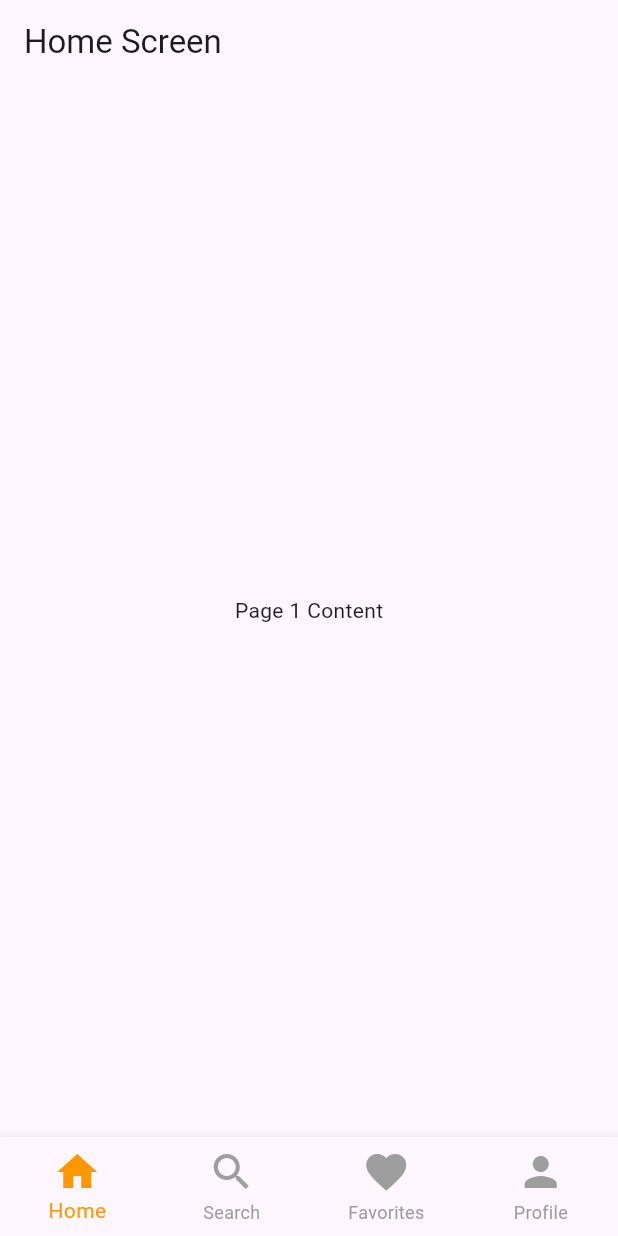
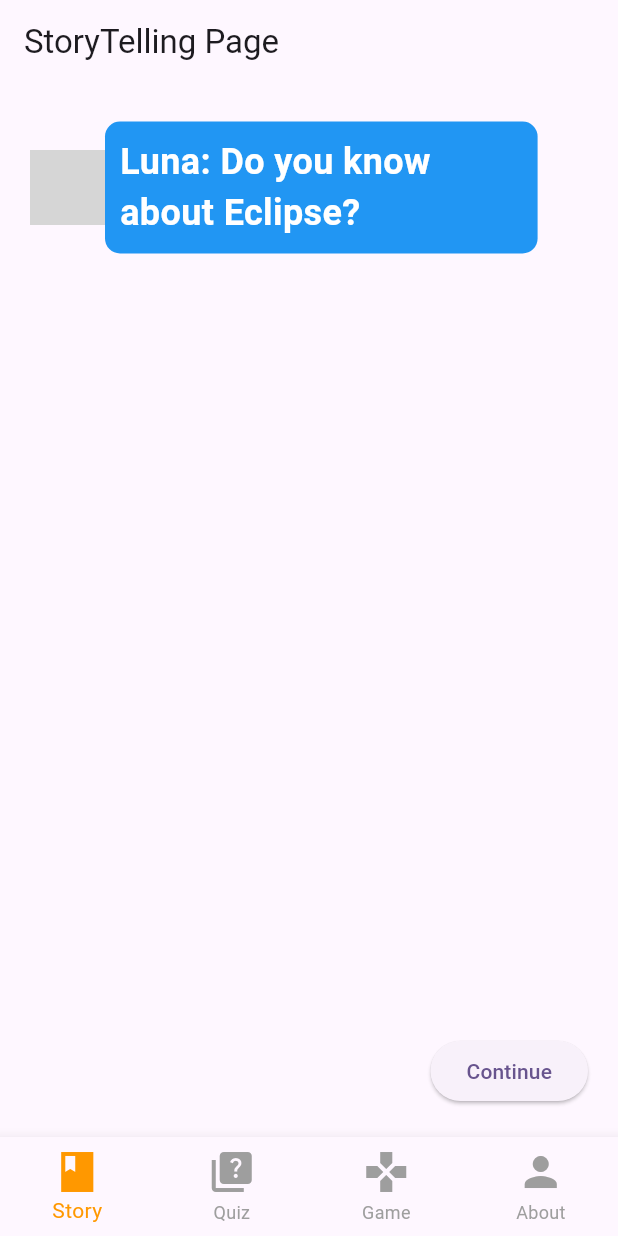
Before and after one commit to sun01822/Eclipse, a Flutter app: the HomeScreen screen opened directly with empty values, on a phone screen of 412 x 824 dp. Run offline on Flutter 3.47's test engine with Material 2 defaults, Android fonts, the phone set to English and light mode, and no system bars; our stand-ins replace animated_text_kit, carousel_slider, dots_indicator, flutter_spinkit, lottie; grey boxes are pictures that could not be loaded.

Commit message:
Story Telling added successfully

```diff
--- a/lib/screens/character_selection_screen.dart
+++ b/lib/screens/character_selection_screen.dart
@@ -116,8 +116,9 @@ class _CharacterSelectionScreenState extends State<CharacterSelectionScreen> {
                   Navigator.pushReplacement(
                     context,
                     MaterialPageRoute(
-                      builder: (context) =>
-                          HomeScreen(selectedImage: selectedImage),
+                      builder: (context) => HomeScreen(
+                          selectedImage: selectedImage,
+                          userName: widget.userName), // Pass userName here
                     ),
                   );
                 }
--- a/lib/screens/home_screen.dart
+++ b/lib/screens/home_screen.dart
@@ -1,9 +1,27 @@
+import 'package:eclipse/screens/pages/about_us.dart';
+import 'package:eclipse/screens/pages/game.dart';
+import 'package:eclipse/screens/pages/quiz_game.dart';
+import 'package:eclipse/screens/pages/story_telling.dart';
 import 'package:flutter/material.dart';
 
 class HomeScreen extends StatefulWidget {
+  final String userName;
   final String selectedImage;
 
-  const HomeScreen({Key? key, required this.selectedImage}) : super(key: key);
+  // Add static variables to access the name and selected image
+  static String homeScreenName = "";
+  static String homeScreenSelectedImage = "";
+
+  // Modify the constructor to initialize userName and selectedImage
+  HomeScreen({
+    Key? key,
+    required this.selectedImage,
+    required this.userName,
+  }) : super(key: key) {
+    // Initialize the static variables with the data received in the constructor
+    HomeScreen.homeScreenName = userName;
+    HomeScreen.homeScreenSelectedImage = selectedImage;
+  }
 
   @override
   // ignore: library_private_types_in_public_api
@@ -12,12 +30,17 @@ class HomeScreen extends StatefulWidget {
 
 class _HomeScreenState extends State<HomeScreen> {
   int _currentIndex = 0;
+   // Update the static variables with the data
 
   final List<Widget> _pages = [
-    const Page1(),
-    const Page2(),
-    const Page3(),
-    const Page4(),
+    StoryTelling(
+      userName: HomeScreen.homeScreenName, // Use the static variable
+      selectedImage:
+          HomeScreen.homeScreenSelectedImage, // Use the static variable
+    ),
+    const QuizGame(),
+    const Game(),
+    const AboutUs(),
   ];
 
   void _onTabTapped(int index) {
@@ -30,26 +53,26 @@ class _HomeScreenState extends State<HomeScreen> {
     return BottomNavigationBar(
       currentIndex: _currentIndex,
       onTap: _onTabTapped,
-      selectedItemColor: Colors.orange, // Set the selected item color
-      unselectedItemColor: Colors.grey, // Set the unselected item color
-      iconSize: 32, // Increase the icon size
-      type: BottomNavigationBarType.fixed, // Ensure all icons are visible
+      selectedItemColor: Colors.orange,
+      unselectedItemColor: Colors.grey,
+      iconSize: 32,
+      type: BottomNavigationBarType.fixed,
       items: const <BottomNavigationBarItem>[
         BottomNavigationBarItem(
-          icon: Icon(Icons.home),
-          label: 'Home',
+          icon: Icon(Icons.book_sharp),
+          label: 'Story',
         ),
         BottomNavigationBarItem(
-          icon: Icon(Icons.search),
-          label: 'Search',
+          icon: Icon(Icons.quiz),
+          label: 'Quiz',
         ),
         BottomNavigationBarItem(
-          icon: Icon(Icons.favorite),
-          label: 'Favorites',
+          icon: Icon(Icons.games_sharp),
+          label: 'Game',
         ),
         BottomNavigationBarItem(
           icon: Icon(Icons.person),
-          label: 'Profile',
+          label: 'About',
         ),
       ],
     );
@@ -58,55 +81,8 @@ class _HomeScreenState extends State<HomeScreen> {
   @override
   Widget build(BuildContext context) {
     return Scaffold(
-      appBar: AppBar(
-        title: const Text('Home Screen'),
-      ),
       body: _pages[_currentIndex],
       bottomNavigationBar: _buildBottomNavigationBar(),
     );
   }
 }
-
-class Page1 extends StatelessWidget {
-  const Page1({Key? key}) : super(key: key);
-
-  @override
-  Widget build(BuildContext context) {
-    return const Center(
-      child: Text('Page 1 Content'),
-    );
-  }
-}
-
-class Page2 extends StatelessWidget {
-  const Page2({Key? key}) : super(key: key);
-
-  @override
-  Widget build(BuildContext context) {
-    return const Center(
-      child: Text('Page 2 Content'),
-    );
-  }
-}
-
-class Page3 extends StatelessWidget {
-  const Page3({Key? key}) : super(key: key);
-
-  @override
-  Widget build(BuildContext context) {
-    return const Center(
-      child: Text('Page 3 Content'),
-    );
-  }
-}
-
-class Page4 extends StatelessWidget {
-  const Page4({Key? key}) : super(key: key);
-
-  @override
-  Widget build(BuildContext context) {
-    return const Center(
-      child: Text('Page 4 Content'),
-    );
-  }
-}
--- /dev/null
+++ b/lib/screens/pages/about_us.dart
@@ -0,0 +1,12 @@
+import 'package:flutter/material.dart';
+
+class AboutUs extends StatelessWidget {
+  const AboutUs({super.key});
+
+  @override
+  Widget build(BuildContext context) {
+    return const Center(
+      child: Text('About Us'),
+    );
+  }
+}
--- /dev/null
+++ b/lib/screens/pages/game.dart
@@ -0,0 +1,12 @@
+import 'package:flutter/material.dart';
+
+class Game extends StatelessWidget {
+  const Game({super.key});
+
+  @override
+  Widget build(BuildContext context) {
+    return const Center(
+      child: Text('Game'),
+    );
+  }
+}
--- /dev/null
+++ b/lib/screens/pages/quiz_game.dart
@@ -0,0 +1,12 @@
+import 'package:flutter/material.dart';
+
+class QuizGame extends StatelessWidget {
+  const QuizGame({super.key});
+
+  @override
+  Widget build(BuildContext context) {
+    return const Center(
+      child: Text('Quiz Game'),
+    );
+  }
+}
--- /dev/null
+++ b/lib/screens/pages/story_telling.dart
@@ -0,0 +1,138 @@
+import 'package:flutter/material.dart';
+import 'package:animated_text_kit/animated_text_kit.dart';
+
+class StoryTelling extends StatefulWidget {
+  final String userName;
+  final String selectedImage;
+
+  const StoryTelling({
+    Key? key,
+    required this.userName,
+    required this.selectedImage,
+  }) : super(key: key);
+
+  @override
+  _StoryTellingState createState() => _StoryTellingState();
+}
+
+class _StoryTellingState extends State<StoryTelling> {
+  List<String> lunaTexts = [
+    'Luna: Do you know about Eclipse?',
+    'Luna: Text 2',
+    'Luna: Text 3',
+  ]; // Luna's dialogues
+
+  List<String> userTexts = [
+    'User: Yes, I do!',
+    'User: Text 2',
+    'User: Text 3',
+  ]; // User's responses
+
+  int currentMessageIndex = 0; // Track the current message to display
+
+  @override
+  Widget build(BuildContext context) {
+    return Scaffold(
+      appBar: AppBar(
+        title: const Text('StoryTelling Page'),
+      ),
+      body: Padding(
+        padding: const EdgeInsets.all(20.0),
+        child: Column(
+          children: <Widget>[
+            Expanded(
+              child: ListView.builder(
+                itemCount: currentMessageIndex + 1,
+                itemBuilder: (context, index) {
+                  final isUserMessage = index % 2 != 0;
+                  final text = isUserMessage
+                      ? userTexts[index ~/ 2]
+                      : lunaTexts[index ~/ 2];
+
+                  return MessageWidget(
+                    isUserMessage: isUserMessage,
+                    text: text,
+                    imageAsset: isUserMessage
+                        ? widget.selectedImage
+                        : 'luna.png',
+                  );
+                },
+              ),
+            ),
+            Align(
+              alignment: Alignment.bottomRight,
+              child: ElevatedButton(
+                onPressed: () {
+                  setState(() {
+                    if (currentMessageIndex <
+                        lunaTexts.length + userTexts.length - 1) {
+                      currentMessageIndex++;
+                    }
+                  });
+                },
+                child: const Text('Continue'),
+              ),
+            ),
+          ],
+        ),
+      ),
+    );
+  }
+}
+
+class MessageWidget extends StatelessWidget {
+  final bool isUserMessage;
+  final String text;
+  final String imageAsset;
+
+  const MessageWidget({
+    Key? key,
+    required this.isUserMessage,
+    required this.text,
+    required this.imageAsset,
+  }) : super(key: key);
+
+  @override
+  Widget build(BuildContext context) {
+    return Container(
+      margin: const EdgeInsets.symmetric(vertical: 5.0),
+      child: Row(
+        mainAxisAlignment:
+            isUserMessage ? MainAxisAlignment.end : MainAxisAlignment.start,
+        children: [
+          if (!isUserMessage)
+            Image.asset(
+              'luna.png',
+              width: 50.0,
+              height: 50.0,
+              fit: BoxFit.scaleDown,
+            ),
+          Container(
+            width: MediaQuery.of(context).size.width * 0.7, // Adjust the width
+            decoration: BoxDecoration(
+              color: isUserMessage ? Colors.green : Colors.blue,
+              borderRadius: BorderRadius.circular(10.0),
+            ),
+            padding: const EdgeInsets.all(10.0),
+            child: TyperAnimatedTextKit(
+              text: [text],
+              speed: const Duration(milliseconds: 50),
+              textStyle: const TextStyle(
+                fontSize: 24.0,
+                fontWeight: FontWeight.bold,
+                color: Colors.white,
+              ),
+            ),
+          ),
+          if (isUserMessage)
+            Image.asset(
+              imageAsset,
+              width: 50.0,
+              height: 50.0,
+              fit: BoxFit.scaleDown,
+            ),
+        ],
+      ),
+    );
+  }
+}
--- a/lib/screens/splash_screen.dart
+++ b/lib/screens/splash_screen.dart
@@ -1,6 +1,7 @@
 import 'dart:async';
 import 'package:eclipse/screens/project_info_screen.dart';
 import 'package:flutter/material.dart';
+import 'package:flutter_spinkit/flutter_spinkit.dart';
 
 class SplashScreen extends StatefulWidget {
   const SplashScreen({super.key});
@@ -25,7 +26,7 @@ class _SplashScreenState extends State<SplashScreen> {
         showText = true;
       });
 
-      Timer(const Duration(seconds: 2), () {
+      Timer(const Duration(seconds: 1), () {
         Navigator.pushReplacement(
           context,
           MaterialPageRoute(
@@ -55,8 +56,11 @@ class _SplashScreenState extends State<SplashScreen> {
           AnimatedOpacity(
             opacity: showText ? 1.0 : 0.0,
             duration: const Duration(seconds: 2),
-            child: const Center(
-              child: Text(
+            child: const Column(
+              mainAxisAlignment: MainAxisAlignment.center,
+              crossAxisAlignment: CrossAxisAlignment.center,
+              children: [
+                Text(
                   "Eclipse",
                   style: TextStyle(
                     color: Colors.white,
@@ -64,14 +68,13 @@ class _SplashScreenState extends State<SplashScreen> {
                     fontSize: 24.0,
                   ),
                 ),
+                SizedBox(height: 16),
+                // Loading circle
+                SpinKitFadingCircle(
+                  color: Color.fromARGB(255, 255, 255, 255), // Adjust the loading circle color
+                  size: 50.0, // Adjust the loading circle size
                 ),
-          ),
-          const Positioned.fill(
-            child: Align(
-              alignment: Alignment.bottomCenter,
-              child: CircularProgressIndicator(
-                valueColor: AlwaysStoppedAnimation<Color>(Colors.white),
-              ),
+              ],
             ),
           ),
         ],
--- a/pubspec.yaml
+++ b/pubspec.yaml
@@ -38,6 +38,9 @@ dependencies:
   carousel_slider: ^4.2.1
   lottie: ^2.6.0
   dots_indicator: ^3.0.0
+  image_sequence_animator: ^2.0.0
+  flutter_spinkit: ^5.2.0
+  animated_text_kit: ^4.2.2
 
 dev_dependencies:
   flutter_test:
```
Also changed, not shown: pubspec.lock, 1 other file. Lines whose indentation alone changed are shown as unchanged.
